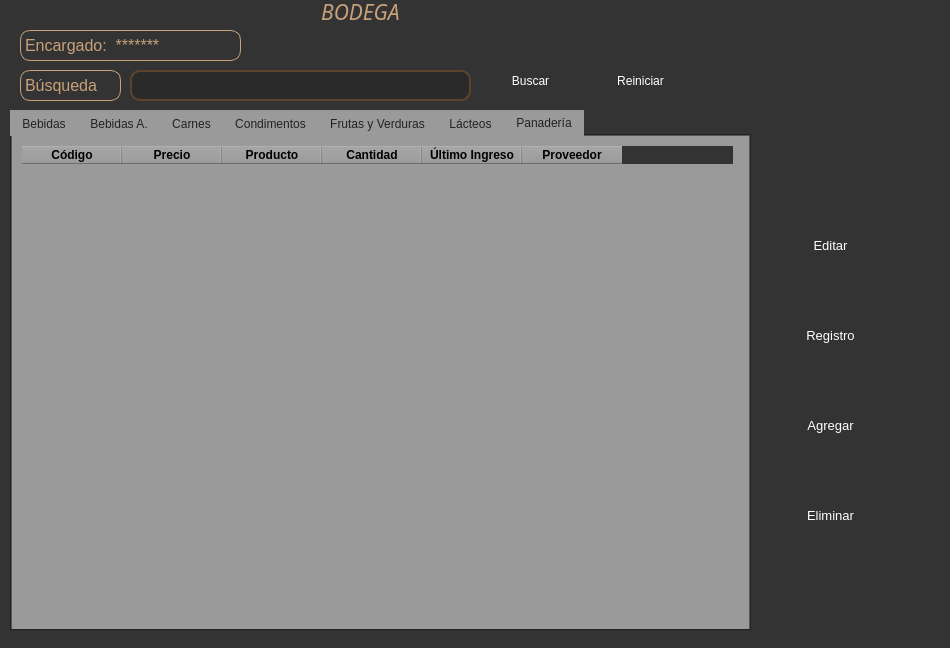
Above: Ui/Almacen/u_almacen.ui from Kodegmxz/Proyecto before the change. Below: the same form after it.
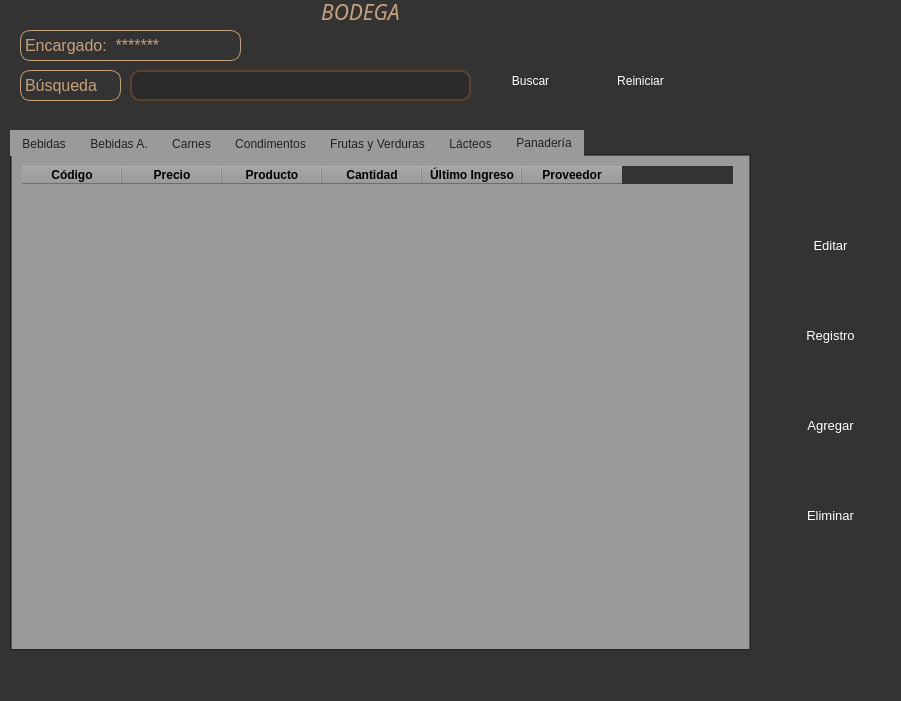
That is the form after the change. The open tabs and pages were chosen to show the change.

Patch:
```diff
--- a/Ui/Almacen/u_almacen.ui
+++ b/Ui/Almacen/u_almacen.ui
@@ -6,8 +6,8 @@
    <rect>
     <x>0</x>
     <y>0</y>
-    <width>950</width>
-    <height>648</height>
+    <width>901</width>
+    <height>701</height>
    </rect>
   </property>
   <property name="font">
@@ -141,7 +141,7 @@
    <property name="geometry">
     <rect>
      <x>10</x>
-     <y>110</y>
+     <y>130</y>
      <width>741</width>
      <height>521</height>
     </rect>
@@ -848,19 +848,6 @@
     <string>Agregar</string>
    </property>
   </widget>
-  <widget class="QLabel" name="label_8">
-   <property name="geometry">
-    <rect>
-     <x>0</x>
-     <y>0</y>
-     <width>951</width>
-     <height>641</height>
-    </rect>
-   </property>
-   <property name="text">
-    <string/>
-   </property>
-  </widget>
   <widget class="QPushButton" name="eliminar">
    <property name="geometry">
     <rect>
```
Left out of the diff: 3 changed lines with no effect on the pictures.
